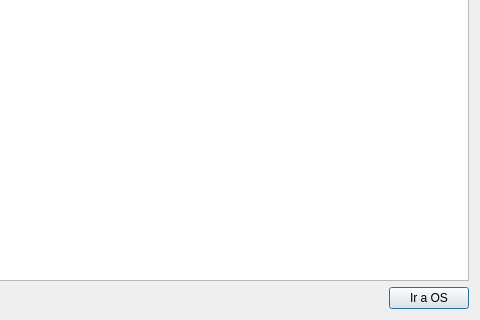
Before: the Qt Designer form ui/filteraccountinginfo.ui in OdairTrujillo/blockcheck, drawn with Qt 5; both pictures show x 700 to 1180 and y 182 to 502 of the 1180 by 502 pixel window.
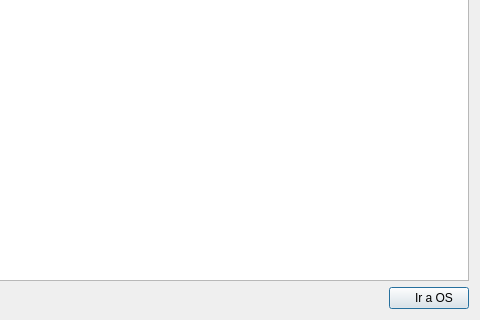
After: the same form once the commit is applied. Icons and pictures are not drawn.

What changed in the file:
```diff
--- a/ui/filteraccountinginfo.ui
+++ b/ui/filteraccountinginfo.ui
@@ -261,10 +261,10 @@
      <item>
       <widget class="QPushButton" name="goRecordButton">
        <property name="layoutDirection">
-        <enum>Qt::RightToLeft</enum>
+        <enum>Qt::LeftToRight</enum>
        </property>
        <property name="text">
-        <string>Ir a OS</string>
+        <string>   Ir a OS</string>
        </property>
        <property name="icon">
         <iconset resource="../resources/resources.qrc">
```
Left out of the diff: 6 changed lines with no effect on the pictures.
